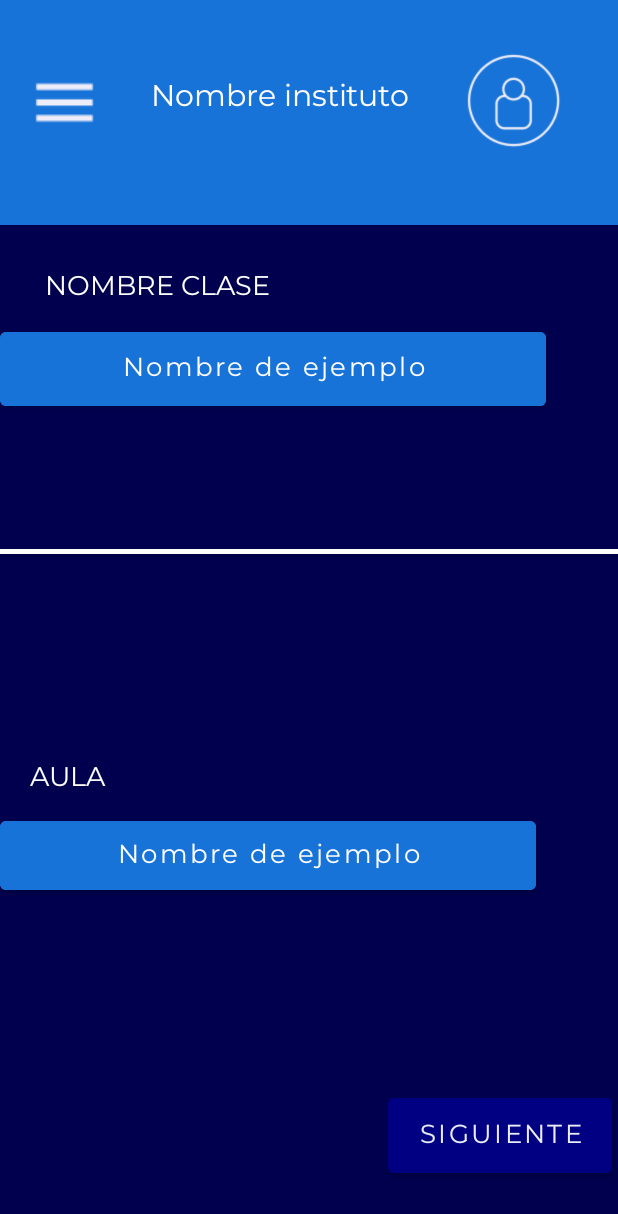
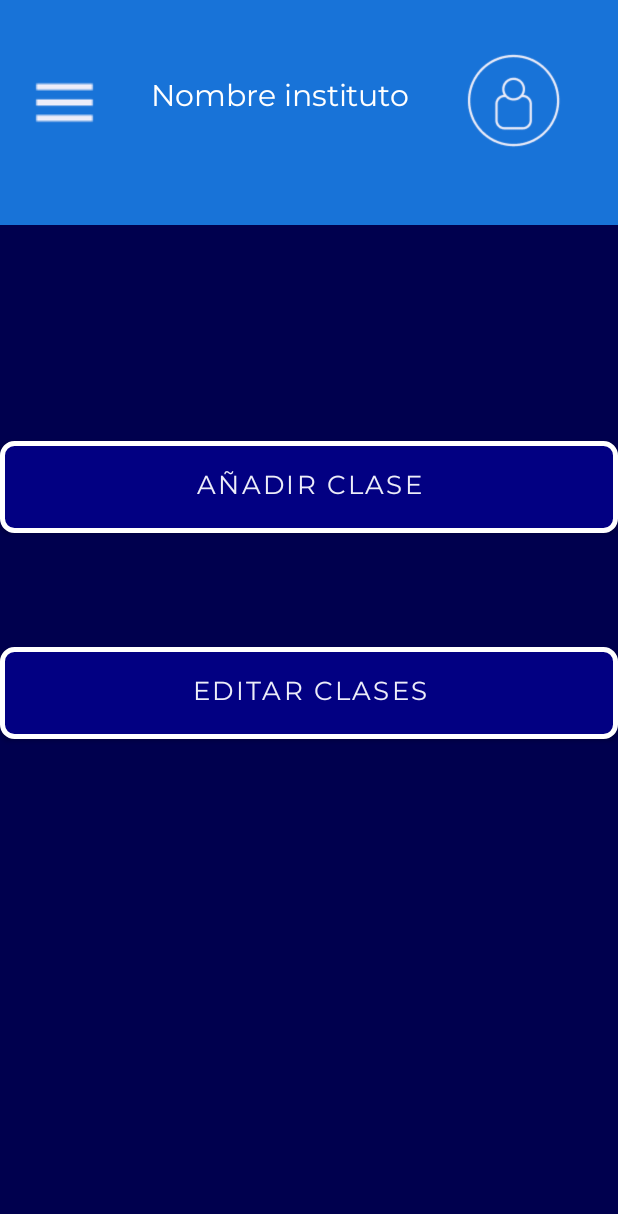
Before and after one commit to LoniousSosa/RegistroApp, an Android app: the GestionarClases screen opened directly, with no data from a screen before it, on a phone screen of 412 x 824 dp. Shown: the top 1214 px of the screen. Run offline under Robolectric (Android 15) with nearby library versions, the phone set to English and light mode, and no system bars.

```diff
--- a/app/src/main/AndroidManifest.xml
+++ b/app/src/main/AndroidManifest.xml
@@ -12,6 +12,9 @@
         android:supportsRtl="true"
         android:theme="@style/Theme.RegistroApp"
         tools:targetApi="31" >
+        <activity
+            android:name=".GestionarClases"
+            android:exported="false" />
         <activity
             android:name=".Login"
             android:exported="false" />
@@ -37,7 +40,7 @@
             android:name=".ListaAlumnos"
             android:exported="false" />
         <activity
-            android:name=".GestionarClases"
+            android:name=".AddPasoUno"
             android:exported="false" />
         <activity
             android:name=".PerfilAdministrador"
--- a/app/src/main/java/com/example/registroapp/GestionarClases.java
+++ b/app/src/main/java/com/example/registroapp/GestionarClases.java
@@ -1,24 +1,28 @@
 package com.example.registroapp;
 
+import android.content.Intent;
 import android.os.Bundle;
-
-import androidx.activity.EdgeToEdge;
+import android.widget.Button;
 import androidx.appcompat.app.AppCompatActivity;
-import androidx.core.graphics.Insets;
-import androidx.core.view.ViewCompat;
-import androidx.core.view.WindowInsetsCompat;
 
 public class GestionarClases extends AppCompatActivity {
+
+    Button addClass,editClass;
+    Intent intent;
 
     @Override
     protected void onCreate(Bundle savedInstanceState) {
         super.onCreate(savedInstanceState);
-        EdgeToEdge.enable(this);
         setContentView(R.layout.activity_gestionar_clases);
-        ViewCompat.setOnApplyWindowInsetsListener(findViewById(R.id.main), (v, insets) -> {
-            Insets systemBars = insets.getInsets(WindowInsetsCompat.Type.systemBars());
-            v.setPadding(systemBars.left, systemBars.top, systemBars.right, systemBars.bottom);
-            return insets;
+        addClass = findViewById(R.id.addClass);
+        editClass = findViewById(R.id.editClass);
+        addClass.setOnClickListener(v -> {
+            intent = new Intent(this,AddPasoUno.class);
+            startActivity(intent);
+        });
+        editClass.setOnClickListener(v -> {
+            intent = new Intent(this, EditarClases.class);
+            startActivity(intent);
         });
     }
 }
--- a/app/src/main/res/layout/activity_gestionar_clases.xml
+++ b/app/src/main/res/layout/activity_gestionar_clases.xml
@@ -45,94 +45,28 @@
             android:src="@drawable/perfil1" />
     </LinearLayout>
 
-    <LinearLayout
-        android:id="@+id/linearLayout3"
+    <Button
+        style="@style/ButtonTwo"
+        android:id="@+id/addClass"
         android:layout_width="match_parent"
-        android:layout_height="220dp"
-        android:layout_marginBottom="124dp"
-        android:orientation="vertical"
-        android:paddingTop="15dp"
-        app:layout_constraintBottom_toBottomOf="parent"
-        tools:layout_editor_absoluteX="-16dp">
-
-        <TextView
-            android:id="@+id/TextClassName"
-            android:layout_width="match_parent"
-            android:layout_height="46dp"
-            android:paddingStart="20dp"
-            android:paddingTop="10dp"
-            android:text="@string/aula"
-            android:textSize="18sp" />
-
-        <Button
-            android:id="@+id/ButtonClass"
-            android:layout_width="357dp"
-            android:layout_height="58dp"
-            android:layout_gravity="left"
-            android:textAllCaps="false"
-            android:backgroundTint="@color/sky_blue"
-            android:text="@string/nombre_de_ejemplo"
-            android:textSize="17sp" />
-    </LinearLayout>
-
-    <View
-        android:elevation="2dp"
-        android:id="@+id/view3"
-        android:layout_width="wrap_content"
-        android:layout_height="3dp"
-        android:background="@color/white"
-        app:layout_constraintBottom_toBottomOf="@+id/linearLayout4"
-        app:layout_constraintEnd_toEndOf="parent"
-        app:layout_constraintHorizontal_bias="0.0"
-        app:layout_constraintStart_toStartOf="parent"
-        app:layout_constraintTop_toTopOf="parent"
-        app:layout_constraintVertical_bias="1.0" />
-
-    <LinearLayout
-        android:id="@+id/linearLayout4"
-        android:layout_width="match_parent"
-        android:layout_height="219dp"
-        android:orientation="vertical"
-        android:paddingTop="18dp"
-        tools:layout_editor_absoluteX="-16dp"
-        tools:layout_editor_absoluteY="150dp"
+        android:layout_height="61dp"
+        android:layout_gravity="start"
+        android:layout_marginTop="144dp"
+        android:text="@string/add_class"
+        android:textSize="17sp"
         app:layout_constraintTop_toBottomOf="@id/linearLayout2"
-        >
-
-        <TextView
-            android:id="@+id/TextAula"
-            android:layout_width="match_parent"
-            android:layout_height="47dp"
-            android:paddingStart="30dp"
-            android:paddingTop="10dp"
-            android:text="@string/nombre_clase"
-            android:textSize="18sp" />
-
-        <Button
-            android:id="@+id/ButtonAula"
-            android:layout_width="364dp"
-            android:layout_height="61dp"
-            android:layout_gravity="start"
-            android:backgroundTint="@color/sky_blue"
-            android:textAllCaps="false"
-            android:text="@string/nombre_de_ejemplo"
-            android:textSize="17sp" />
-    </LinearLayout>
+        tools:layout_editor_absoluteX="0dp" />
 
     <Button
-        android:id="@+id/ButtonNext"
-        android:layout_width="149dp"
-        android:layout_height="62dp"
-        android:layout_gravity="end"
-        android:layout_marginEnd="4dp"
-        android:layout_marginBottom="36dp"
-        android:backgroundTint="@color/sea_blue"
-        android:padding="10dp"
-        android:text="@string/siguiente"
-        android:textColor="@color/beige"
+        style="@style/ButtonTwo"
+        android:id="@+id/editClass"
+        android:layout_width="match_parent"
+        android:layout_height="61dp"
+        android:layout_gravity="start"
+        android:layout_marginTop="76dp"
+        android:text="@string/edit_class"
         android:textSize="17sp"
-        app:layout_constraintBottom_toBottomOf="parent"
-        app:layout_constraintEnd_toEndOf="parent" />
-
+        app:layout_constraintTop_toBottomOf="@id/addClass"
+        tools:layout_editor_absoluteX="0dp" />
 
 </androidx.constraintlayout.widget.ConstraintLayout>
--- a/app/src/main/res/values/strings.xml
+++ b/app/src/main/res/values/strings.xml
@@ -63,4 +63,6 @@
     <string name="classtrack">ClassTrack</string>
     <string name="tarjeta">INTRODUZCA SU \n TARJETA</string>
     <string name="login">Iniciar Sesión</string>
+    <string name="add_class">Añadir clase</string>
+    <string name="edit_class">Editar Clases</string>
 </resources>
```
Also changed, not shown: app/src/main/java/com/example/registroapp/AddPasoUno.java (added, +24 -0 lines), app/src/main/java/com/example/registroapp/PerfilAdministrador.java (+18 -9 lines), app/src/main/res/layout/activity_add_paso_uno.xml (added, +138 -0 lines).
